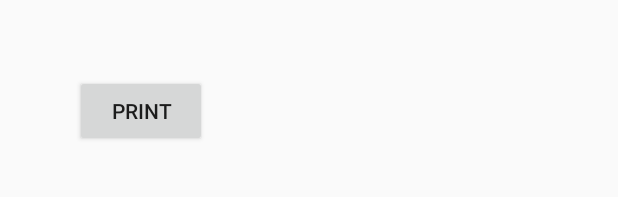
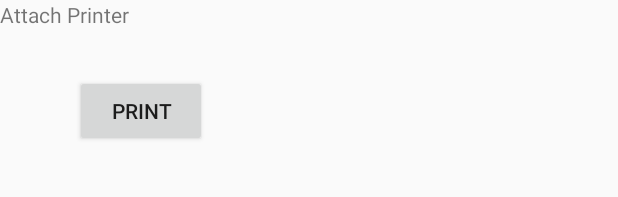
Before and after one commit to mincaeuro/LetsPrint, an Android app: the layout activity_view.xml on its own in the app's theme, with its tools: preview values and no code run, on a phone screen of 412 x 824 dp. Shown: the top 197 px of the screen. Run offline under Robolectric (Android 15) with nearby library versions, the phone set to English and light mode, and no system bars; plain views replace PDFView.

Commit message:
added printer name text

```diff
--- a/app/src/main/res/layout/activity_view.xml
+++ b/app/src/main/res/layout/activity_view.xml
@@ -12,9 +12,12 @@
 			android:layout_width="match_parent"
 	   		android:layout_height="match_parent">
 
-			<Button
+			<Button	android:layout_width="wrap_content"
+					android:layout_height="wrap_content" android:id="@+id/print_btn" android:layout_alignParentEnd="true" android:layout_alignParentBottom="true" android:layout_margin="50dp" android:text="@string/print"/>
+			<TextView android:text="@string/attach_printer"
 					android:layout_width="wrap_content"
-					android:layout_height="wrap_content" android:id="@+id/print_btn" android:layout_alignParentEnd="true" android:layout_alignParentBottom="true" android:layout_margin="50dp" android:text="Print"/>
+					android:layout_height="56dp" android:id="@+id/printer_name" android:layout_alignBottom="@id/print_btn" android:layout_alignParentStart="true"/>
+
 		</com.github.barteksc.pdfviewer.PDFView>
 
 
--- a/app/src/main/res/values/strings.xml
+++ b/app/src/main/res/values/strings.xml
@@ -1,9 +1,10 @@
 <resources>
     <string name="app_name">LetsPrint</string>
-	<string name="view_from_storage">View From Storage</string>
 	<string name="about">About</string>
 	<string name="bt_settings">Settings</string>
+	<string name="exit">Exit</string>
+	<string name="print">Print</string>
+	<string name="attach_printer">Attach Printer</string>
 	<string name="view_from_assets">View From Assets</string>
-	<string name="print">Print</string>
-	<string name="exit">Exit</string>
+	<string name="view_from_storage">View From Storage</string>
 </resources>
```
Also changed, not shown: app/src/main/res/layout-v28/activity_main.xml (+0 -12 lines), app/src/main/res/layout/activity_main.xml (+2 -14 lines).
